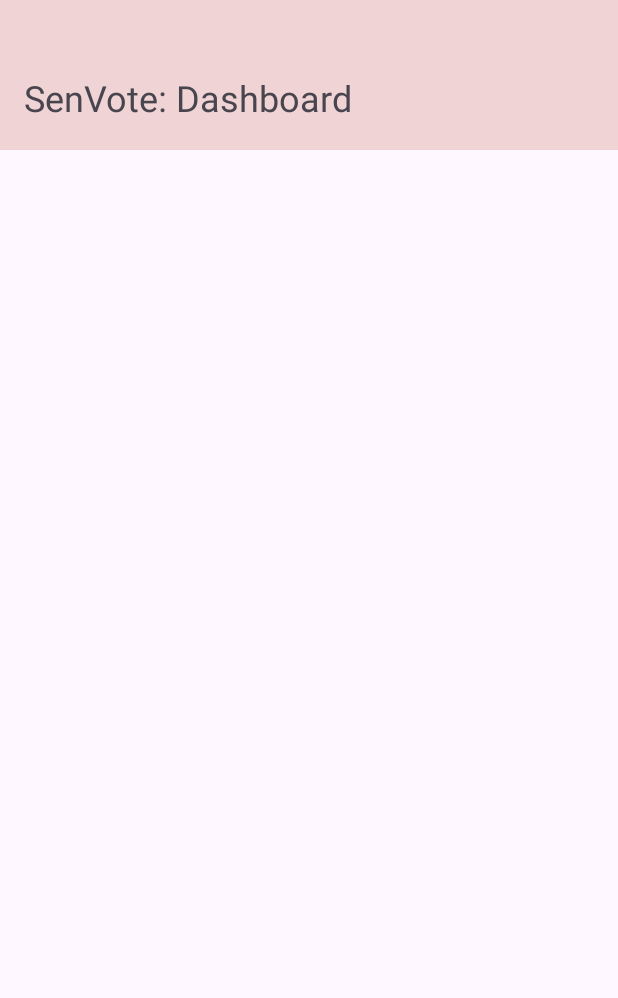
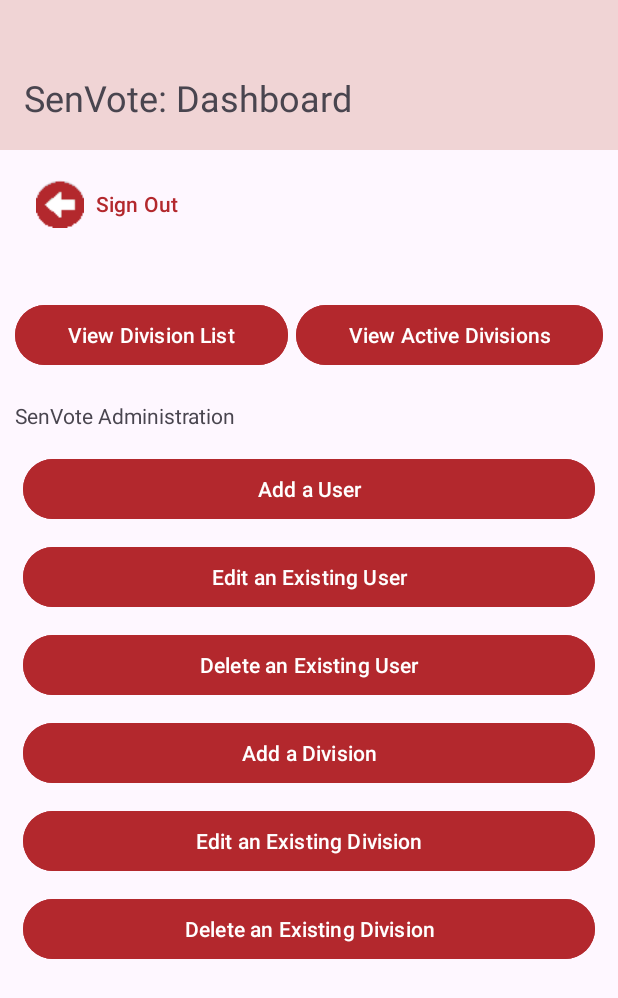
Before and after one commit to TechyScientist/SenVote-Android, an Android app: the DashboardActivity screen opened directly, with no data from a screen before it, on a phone screen of 412 x 824 dp. Shown: the top 998 px of the screen. Run offline under Robolectric (Android 15) with nearby library versions, the light colour scheme and no system bars.

Commit message:
Finalize dashboard activity layout

```diff
--- a/app/src/main/res/layout/activity_dashboard.xml
+++ b/app/src/main/res/layout/activity_dashboard.xml
@@ -9,4 +9,133 @@
 
     <include layout="@layout/layout_appbar" android:id="@+id/appBar"/>
 
+    <Button
+        android:layout_width="wrap_content"
+        android:layout_height="wrap_content"
+        android:id="@+id/btSignOut"
+        android:text="@string/sign_out"
+        android:layout_marginTop="10dp"
+        android:layout_marginBottom="10dp"
+        android:background="@android:color/transparent"
+        android:textColor="@color/primary_dark"
+        android:drawableLeft="@drawable/ic_arrow_left"
+        app:layout_constraintTop_toBottomOf="@id/appBar"
+        app:layout_constraintStart_toStartOf="parent"/>
+
+    <LinearLayout
+        android:layout_width="match_parent"
+        android:layout_height="wrap_content"
+        android:orientation="vertical"
+        app:layout_constraintTop_toBottomOf="@id/btSignOut"
+        app:layout_constraintBottom_toBottomOf="parent"
+        app:layout_constraintVertical_bias="0"
+        app:layout_constraintStart_toStartOf="parent">
+
+        <TextView
+            android:layout_width="wrap_content"
+            android:layout_height="wrap_content"
+            android:id="@+id/tvHeader"
+            android:layout_marginStart="10dp"
+            android:textSize="20sp"/>
+
+        <TextView
+            android:layout_width="match_parent"
+            android:layout_height="wrap_content"
+            android:id="@+id/tvInactiveWarning"
+            android:textColor="@color/black"
+            android:visibility="gone"
+            android:padding="13dp"
+            android:layout_margin="10dp"
+            android:layout_marginTop="0dp"
+            android:background="@drawable/dr_warning"
+            android:textAlignment="center" />
+
+        <GridLayout
+            android:layout_width="match_parent"
+            android:layout_height="wrap_content"
+            android:rowCount="1"
+            android:layout_margin="10dp">
+
+            <Button
+                android:id="@+id/btDivisionList"
+                android:layout_columnWeight="1"
+                android:text="@string/division_list"
+                android:backgroundTint="@color/primary_dark"
+                android:layout_marginEnd="5dp"/>
+
+            <Button
+                android:id="@+id/btActiveDivisions"
+                android:layout_columnWeight="1"
+                android:text="@string/active_divisions"
+                android:backgroundTint="@color/primary_dark"/>
+        </GridLayout>
+
+        <LinearLayout
+            android:layout_width="match_parent"
+            android:layout_height="wrap_content"
+            android:id="@+id/llAdmin"
+            android:orientation="vertical">
+
+            <TextView
+                android:layout_width="wrap_content"
+                android:layout_height="wrap_content"
+                android:text="@string/admin_list"
+                android:layout_marginStart="10dp"
+                android:layout_marginTop="10dp"/>
+
+            <GridLayout
+                android:layout_width="match_parent"
+                android:layout_height="wrap_content"
+                android:columnCount="1"
+                android:layout_margin="10dp">
+
+                <Button
+                    android:id="@+id/btAddUser"
+                    android:layout_columnWeight="1"
+                    android:text="@string/add_user"
+                    android:backgroundTint="@color/primary_dark"
+                    android:layout_margin="5dp"/>
+
+                <Button
+                    android:id="@+id/btEditUser"
+                    android:layout_columnWeight="1"
+                    android:text="@string/edit_user"
+                    android:backgroundTint="@color/primary_dark"
+                    android:layout_margin="5dp"/>
+
+                <Button
+                    android:id="@+id/btDeleteUser"
+                    android:layout_columnWeight="1"
+                    android:text="@string/delete_user"
+                    android:backgroundTint="@color/primary_dark"
+                    android:layout_margin="5dp"/>
+
+                <Button
+                    android:id="@+id/btCreateDivision"
+                    android:layout_columnWeight="1"
+                    android:text="@string/add_division"
+                    android:backgroundTint="@color/primary_dark"
+                    android:layout_margin="5dp"/>
+
+                <Button
+                    android:id="@+id/btEditDivision"
+                    android:layout_columnWeight="1"
+                    android:text="@string/edit_division"
+                    android:backgroundTint="@color/primary_dark"
+                    android:layout_margin="5dp"/>
+
+                <Button
+                    android:id="@+id/btDeleteDivision"
+                    android:layout_columnWeight="1"
+                    android:text="@string/delete_division"
+                    android:backgroundTint="@color/primary_dark"
+                    android:layout_margin="5dp"/>
+
+
+            </GridLayout>
+
+        </LinearLayout>
+
+    </LinearLayout>
+
 </androidx.constraintlayout.widget.ConstraintLayout>
```
